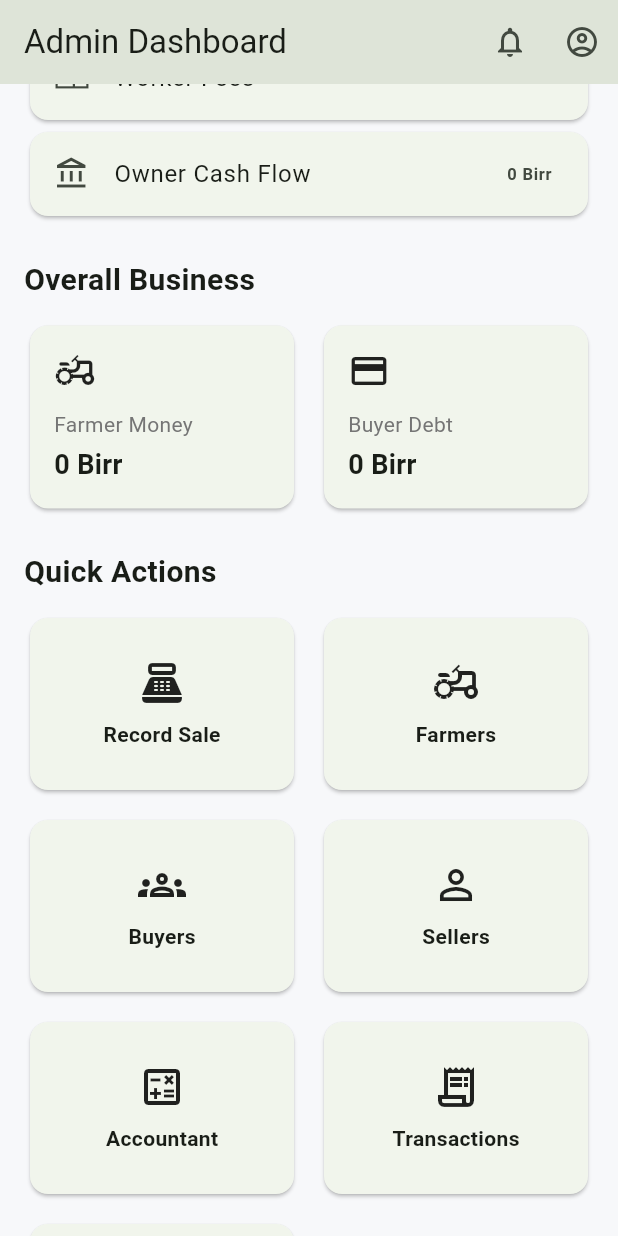
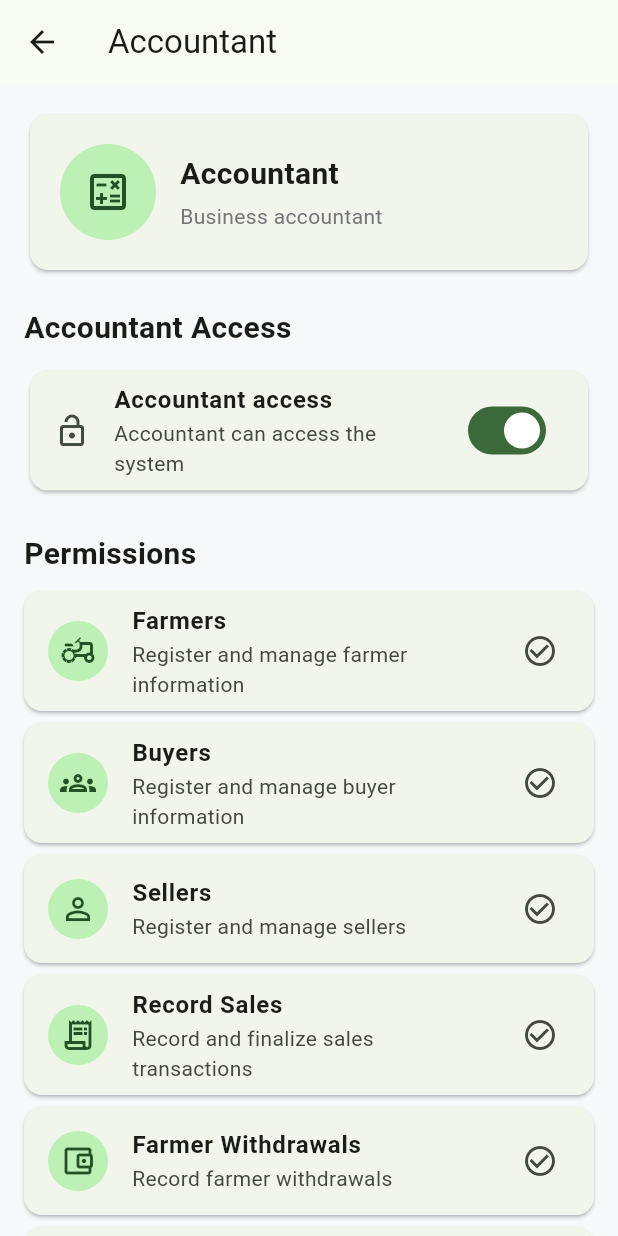
Before and after one commit to alishe2/khat_brokerage, a Flutter app: the AdminDashboard screen opened directly, scrolled down 576 dp, after a tap on "Accountant", on a phone screen of 412 x 824 dp. Run offline on Flutter 3.47's test engine with Material 3 defaults, Android fonts, the phone set to English and light mode, and no system bars; our stand-ins replace supabase_flutter; accounts and stored records are empty.

Commit message:
features are added

```diff
--- /dev/null
+++ b/lib/features/accountant/presentation/accountant_screen.dart
@@ -0,0 +1,210 @@
+import 'package:flutter/material.dart';
+
+class AccountantScreen extends StatefulWidget {
+  const AccountantScreen({super.key});
+
+  @override
+  State<AccountantScreen> createState() => _AccountantScreenState();
+}
+
+class _AccountantScreenState extends State<AccountantScreen> {
+  bool _accountantEnabled = true;
+
+  @override
+  Widget build(BuildContext context) {
+    return Scaffold(
+      appBar: AppBar(
+        title: const Text('Accountant'),
+      ),
+
+      body: ListView(
+        padding: const EdgeInsets.all(16),
+        children: [
+          // Accountant profile header
+          Card(
+            child: Padding(
+              padding: const EdgeInsets.all(20),
+              child: Row(
+                children: [
+                  const CircleAvatar(
+                    radius: 32,
+                    child: Icon(
+                      Icons.calculate_outlined,
+                      size: 32,
+                    ),
+                  ),
+
+                  const SizedBox(width: 16),
+
+                  Expanded(
+                    child: Column(
+                      crossAxisAlignment: CrossAxisAlignment.start,
+                      children: [
+                        const Text(
+                          'Accountant',
+                          style: TextStyle(
+                            fontSize: 20,
+                            fontWeight: FontWeight.bold,
+                          ),
+                        ),
+
+                        const SizedBox(height: 4),
+
+                        Text(
+                          'Business accountant',
+                          style: TextStyle(
+                            color: Colors.grey.shade600,
+                          ),
+                        ),
+                      ],
+                    ),
+                  ),
+                ],
+              ),
+            ),
+          ),
+
+          const SizedBox(height: 20),
+
+          const Text(
+            'Accountant Access',
+            style: TextStyle(
+              fontSize: 20,
+              fontWeight: FontWeight.bold,
+            ),
+          ),
+
+          const SizedBox(height: 10),
+
+          Card(
+            child: SwitchListTile(
+              value: _accountantEnabled,
+              onChanged: (value) {
+                setState(() {
+                  _accountantEnabled = value;
+                });
+              },
+              title: const Text(
+                'Accountant access',
+                style: TextStyle(
+                  fontWeight: FontWeight.w600,
+                ),
+              ),
+              subtitle: Text(
+                _accountantEnabled
+                    ? 'Accountant can access the system'
+                    : 'Accountant access is restricted',
+              ),
+              secondary: Icon(
+                _accountantEnabled
+                    ? Icons.lock_open_outlined
+                    : Icons.lock_outline,
+              ),
+            ),
+          ),
+
+          const SizedBox(height: 24),
+
+          const Text(
+            'Permissions',
+            style: TextStyle(
+              fontSize: 20,
+              fontWeight: FontWeight.bold,
+            ),
+          ),
+
+          const SizedBox(height: 10),
+
+          _PermissionTile(
+            icon: Icons.agriculture_outlined,
+            title: 'Farmers',
+            subtitle: 'Register and manage farmer information',
+          ),
+
+          _PermissionTile(
+            icon: Icons.groups_outlined,
+            title: 'Buyers',
+            subtitle: 'Register and manage buyer information',
+          ),
+
+          _PermissionTile(
+            icon: Icons.person_outline,
+            title: 'Sellers',
+            subtitle: 'Register and manage sellers',
+          ),
+
+          _PermissionTile(
+            icon: Icons.receipt_long_outlined,
+            title: 'Record Sales',
+            subtitle: 'Record and finalize sales transactions',
+          ),
+
+          _PermissionTile(
+            icon: Icons.account_balance_wallet_outlined,
+            title: 'Farmer Withdrawals',
+            subtitle: 'Record farmer withdrawals',
+          ),
+
+          _PermissionTile(
+            icon: Icons.payments_outlined,
+            title: 'Buyer Payments',
+            subtitle: 'Record payments made by buyers',
+          ),
+
+          const SizedBox(height: 24),
+
+          Card(
+            child: ListTile(
+              leading: const Icon(
+                Icons.info_outline,
+              ),
+              title: const Text(
+                'Accountant restrictions',
+                style: TextStyle(
+                  fontWeight: FontWeight.w600,
+                ),
+              ),
+              subtitle: const Text(
+                'Permission controls will be connected to the database next.',
+              ),
+            ),
+          ),
+        ],
+      ),
+    );
+  }
+}
+
+class _PermissionTile extends StatelessWidget {
+  final IconData icon;
+  final String title;
+  final String subtitle;
+
+  const _PermissionTile({
+    required this.icon,
+    required this.title,
+    required this.subtitle,
+  });
+
+  @override
+  Widget build(BuildContext context) {
+    return Card(
+      margin: const EdgeInsets.only(bottom: 8),
+      child: ListTile(
+        leading: CircleAvatar(
+          child: Icon(icon),
+        ),
+        title: Text(
+          title,
+          style: const TextStyle(
+            fontWeight: FontWeight.w600,
+          ),
+        ),
+        subtitle: Text(subtitle),
+        trailing: const Icon(
+          Icons.check_circle_outline,
+        ),
+      ),
+    );
+  }
+}
--- a/lib/features/dashboard/presentation/admin_dashboard.dart
+++ b/lib/features/dashboard/presentation/admin_dashboard.dart
@@ -3,6 +3,8 @@ import 'package:khat_brokerage/features/farmers/presentation/farmers_screen.dart
 import 'package:khat_brokerage/features/sales/presentation/record_sale_screen.dart';
 import 'package:khat_brokerage/features/buyers/presentation/buyers_screen.dart';
 import 'package:khat_brokerage/features/sellers/presentation/sellers_screen.dart';
+import 'package:khat_brokerage/features/accountant/presentation/accountant_screen.dart';
+import 'package:khat_brokerage/features/transactions/presentation/transactions_screen.dart';
 
 class AdminDashboard extends StatelessWidget {
   const AdminDashboard({super.key});
@@ -216,13 +218,25 @@ class AdminDashboard extends StatelessWidget {
                   _ActionCard(
                     title: 'Accountant',
                     icon: Icons.calculate_outlined,
-                    onTap: () {},
+                    onTap: () {
+                      Navigator.of(context).push(
+                        MaterialPageRoute(
+                          builder: (_) => const AccountantScreen(),
+                        ),
+                      );
+                    },
                   ),
 
                   _ActionCard(
   title: 'Transactions',
   icon: Icons.receipt_long_outlined,
-                    onTap: () {},
+  onTap: () {
+    Navigator.of(context).push(
+      MaterialPageRoute(
+        builder: (_) => const TransactionsScreen(),
+      ),
+    );
+  },
 ),
 
                   _ActionCard(
```
Also changed, not shown: lib/features/transactions/presentation/transactions_screen.dart (added, +365 -0 lines). Lines whose indentation alone changed are shown as unchanged.
